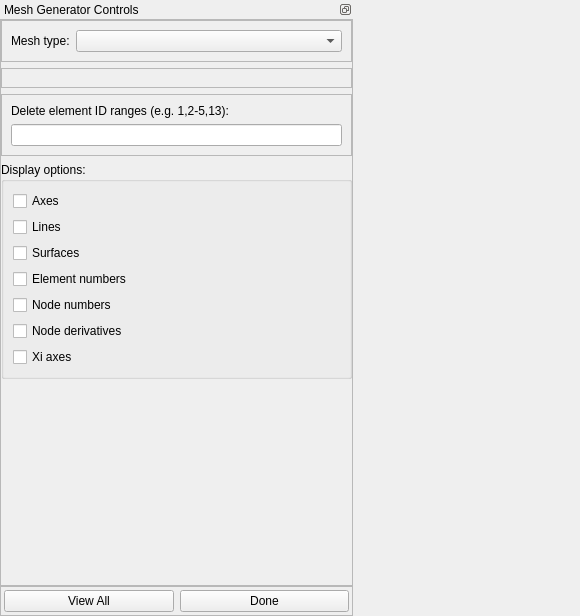
Old version of the form mapclientplugins/meshgeneratorstep/qt/meshgeneratorwidget.ui in the repository ABI-Software/scaffoldmaker.
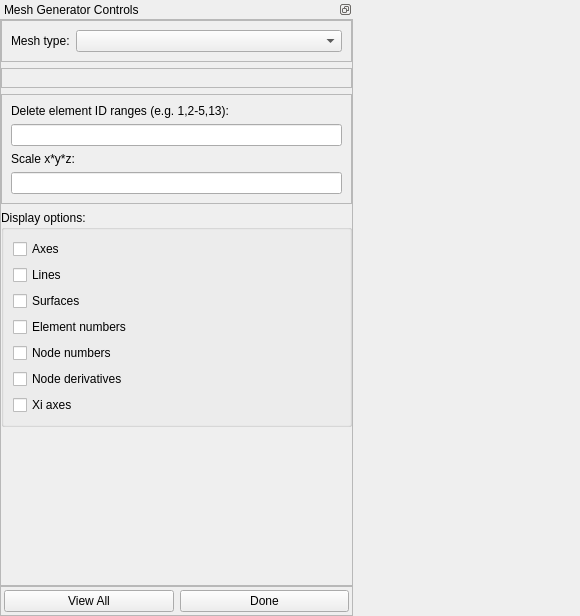
New version of the form. Custom widgets are drawn as their Qt base class.

Diff of the .ui file:
```diff
--- a/mapclientplugins/meshgeneratorstep/qt/meshgeneratorwidget.ui
+++ b/mapclientplugins/meshgeneratorstep/qt/meshgeneratorwidget.ui
@@ -156,6 +156,16 @@
                 <item>
                  <widget class="QLineEdit" name="deleteElementsRanges_lineEdit"/>
                 </item>
+                <item>
+                 <widget class="QLabel" name="scale_label">
+                  <property name="text">
+                   <string>Scale x*y*z:</string>
+                  </property>
+                 </widget>
+                </item>
+                <item>
+                 <widget class="QLineEdit" name="scale_lineEdit"/>
+                </item>
                </layout>
                <zorder>deleteElementRanges_label</zorder>
                <zorder>deleteElementRanges_label</zorder>
```
Left out of the diff: 2 changed lines with no effect on the pictures.
